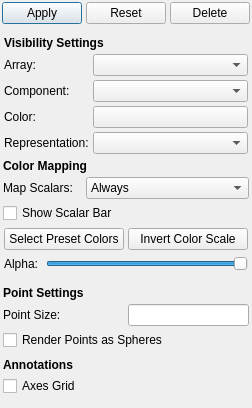
Above: SIMPLVtkLib/QtWidgets/UI_Files/VSInfoWidget.ui from tplatt77/SIMPLVtkLib before the change. Below: the same form after it.
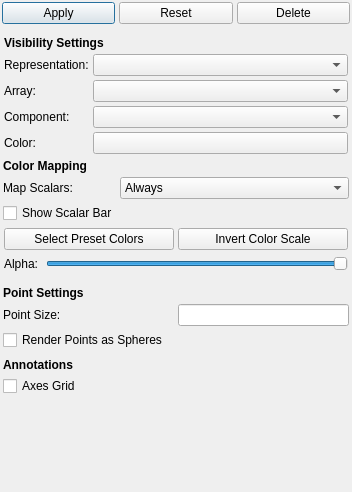
That is the form after the change. Custom widgets are drawn as their Qt base class.

Commit message: Tweaking the Layout of the widget

The edit to the form file:
```diff
--- a/SIMPLVtkLib/QtWidgets/UI_Files/VSInfoWidget.ui
+++ b/SIMPLVtkLib/QtWidgets/UI_Files/VSInfoWidget.ui
@@ -6,8 +6,8 @@
    <rect>
     <x>0</x>
     <y>0</y>
-    <width>237</width>
-    <height>408</height>
+    <width>352</width>
+    <height>492</height>
    </rect>
   </property>
   <property name="windowTitle">
@@ -85,6 +85,9 @@
            <property name="default">
             <bool>true</bool>
            </property>
+           <property name="flat">
+            <bool>false</bool>
+           </property>
           </widget>
          </item>
          <item>
@@ -132,8 +135,8 @@
        <rect>
         <x>0</x>
         <y>0</y>
-        <width>235</width>
-        <height>377</height>
+        <width>350</width>
+        <height>452</height>
        </rect>
       </property>
       <property name="sizePolicy">
@@ -450,7 +453,7 @@
              <property name="spacing">
               <number>4</number>
              </property>
-             <item row="3" column="1">
+             <item row="4" column="1">
               <widget class="VSColorButton" name="colorBtn">
                <property name="sizePolicy">
                 <sizepolicy hsizetype="Minimum" vsizetype="Fixed">
@@ -463,7 +466,61 @@
                </property>
               </widget>
              </item>
-             <item row="5" column="1">
+             <item row="3" column="0">
+              <widget class="QLabel" name="componentLabel">
+               <property name="text">
+                <string>Component:</string>
+               </property>
+              </widget>
+             </item>
+             <item row="3" column="1">
+              <widget class="QComboBox" name="activeComponentCombo">
+               <property name="sizePolicy">
+                <sizepolicy hsizetype="MinimumExpanding" vsizetype="Fixed">
+                 <horstretch>0</horstretch>
+                 <verstretch>0</verstretch>
+                </sizepolicy>
+               </property>
+              </widget>
+             </item>
+             <item row="0" column="0" colspan="2">
+              <widget class="QLabel" name="visibilityTopicLabel">
+               <property name="font">
+                <font>
+                 <weight>75</weight>
+                 <bold>true</bold>
+                </font>
+               </property>
+               <property name="text">
+                <string>Visibility Settings</string>
+               </property>
+              </widget>
+             </item>
+             <item row="4" column="0">
+              <widget class="QLabel" name="colorLabel">
+               <property name="text">
+                <string>Color: </string>
+               </property>
+              </widget>
+             </item>
+             <item row="2" column="1">
+              <widget class="QComboBox" name="activeArrayCombo">
+               <property name="sizePolicy">
+                <sizepolicy hsizetype="MinimumExpanding" vsizetype="Fixed">
+                 <horstretch>0</horstretch>
+                 <verstretch>0</verstretch>
+                </sizepolicy>
+               </property>
+              </widget>
+             </item>
+             <item row="2" column="0">
+              <widget class="QLabel" name="arrayLabel">
+               <property name="text">
+                <string>Array:</string>
+               </property>
+              </widget>
+             </item>
+             <item row="1" column="1">
               <widget class="QComboBox" name="representationCombo">
                <property name="currentIndex">
                 <number>-1</number>
@@ -495,67 +552,13 @@
                </item>
               </widget>
              </item>
-             <item row="1" column="1">
-              <widget class="QComboBox" name="activeArrayCombo">
-               <property name="sizePolicy">
-                <sizepolicy hsizetype="MinimumExpanding" vsizetype="Fixed">
-                 <horstretch>0</horstretch>
-                 <verstretch>0</verstretch>
-                </sizepolicy>
-               </property>
-              </widget>
-             </item>
              <item row="1" column="0">
-              <widget class="QLabel" name="arrayLabel">
-               <property name="text">
-                <string>Array:</string>
-               </property>
-              </widget>
-             </item>
-             <item row="5" column="0">
               <widget class="QLabel" name="representationLabel">
                <property name="text">
                 <string>Representation:</string>
                </property>
               </widget>
              </item>
-             <item row="3" column="0">
-              <widget class="QLabel" name="colorLabel">
-               <property name="text">
-                <string>Color: </string>
-               </property>
-              </widget>
-             </item>
-             <item row="2" column="0">
-              <widget class="QLabel" name="componentLabel">
-               <property name="text">
-                <string>Component:</string>
-               </property>
-              </widget>
-             </item>
-             <item row="2" column="1">
-              <widget class="QComboBox" name="activeComponentCombo">
-               <property name="sizePolicy">
-                <sizepolicy hsizetype="MinimumExpanding" vsizetype="Fixed">
-                 <horstretch>0</horstretch>
-                 <verstretch>0</verstretch>
-                </sizepolicy>
-               </property>
-              </widget>
-             </item>
-             <item row="0" column="0" colspan="2">
-              <widget class="QLabel" name="visibilityTopicLabel">
-               <property name="font">
-                <font>
-                 <weight>75</weight>
-                 <bold>true</bold>
-                </font>
-               </property>
-               <property name="text">
-                <string>Visibility Settings</string>
-               </property>
-              </widget>
-             </item>
             </layout>
            </widget>
           </item>
```
The commit also changes 1 other file.
